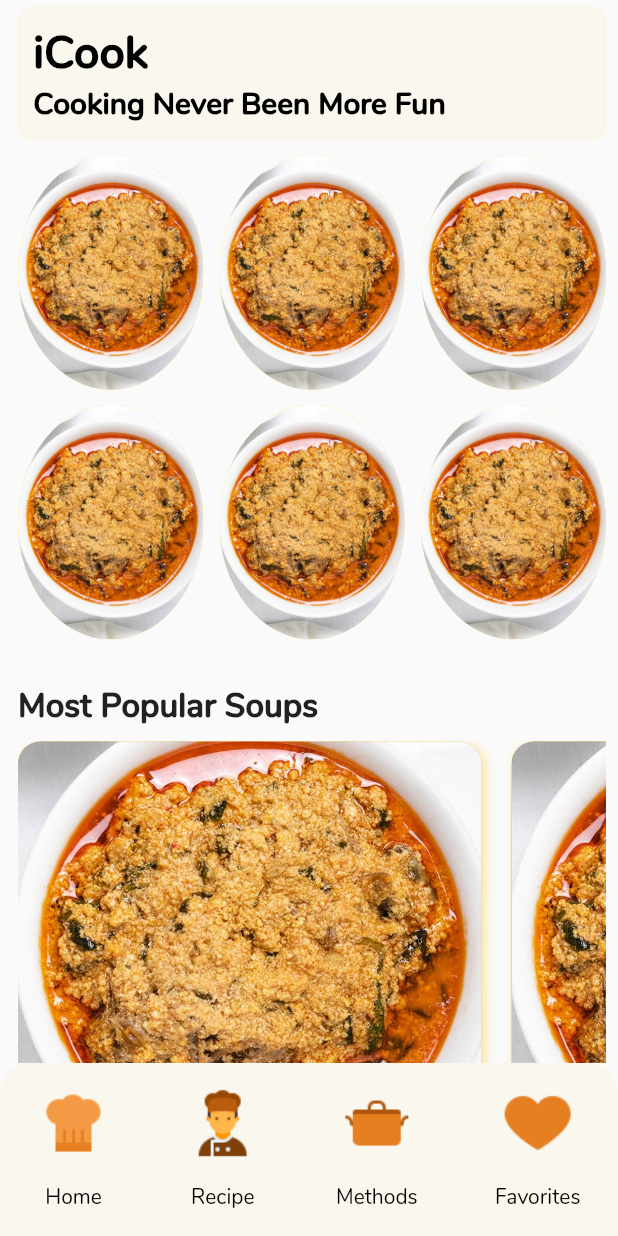
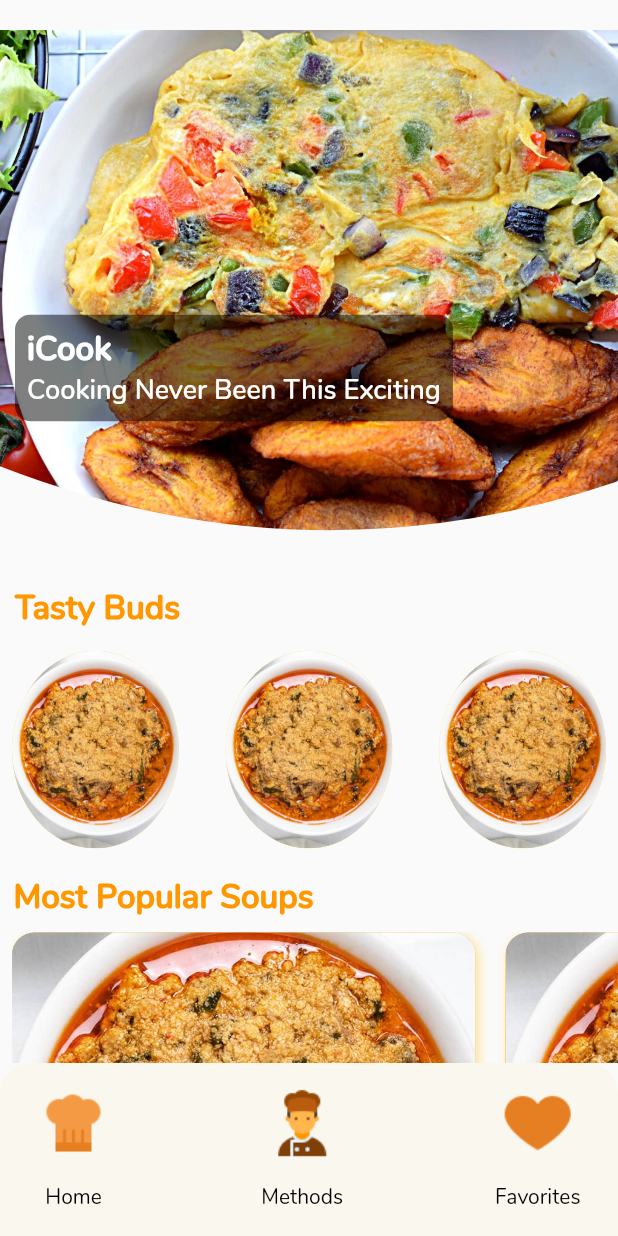
Before and after one commit to passcarlean/cook_app, a Flutter app: the HomeScreen screen opened directly, on a phone screen of 412 x 824 dp. Run offline on Flutter 3.47's test engine with Material 2 defaults, Android fonts, the light colour scheme and no system bars; missing offline and left inert: custom_splash.

Commit message:
feat: Final HomeScreen

```diff
--- a/cook_app/lib/main.dart
+++ b/cook_app/lib/main.dart
@@ -34,7 +34,7 @@ class _CookAppState extends State<CookApp> {
   Widget build(BuildContext context) {
 
     return Scaffold(
-      body: SecondScreen()
+      body: HomeScreen()
     );
   }
 }
--- a/cook_app/lib/navigation/bottomnav.dart
+++ b/cook_app/lib/navigation/bottomnav.dart
@@ -34,16 +34,10 @@ class BottomNav extends StatelessWidget {
           ),
           NavBarMenu(
             img: 'assets/images/chef.png',
-            title: 'Recipe',
+            title: 'Methods',
             press: () {Navigator.pushReplacement(context, MaterialPageRoute(builder: (context) => HomeScreen()));},
           ),
-          NavBarMenu(
-            img: 'assets/images/cooking.png',
-            title: 'Methods',
-            press: () {
-              Navigator.pushReplacement(context, MaterialPageRoute(builder: (context) => HomeScreen()));
-            },
-          ),
+
           NavBarMenu(
             img: 'assets/images/heart.png',
             title: 'Favorites',
--- a/cook_app/lib/screens/home_screen.dart
+++ b/cook_app/lib/screens/home_screen.dart
@@ -10,19 +10,18 @@ class HomeScreen extends StatefulWidget {
 }
 
 class _HomeScreenState extends State<HomeScreen> {
-
   Future<bool> _onWillPop() async {
     return (await showDialog(
           context: context,
           builder: (context) => new AlertDialog(
-        title: new Text('Are you sure?',
-        style: TextStyle(
-          fontWeight: FontWeight.w500
-        ),),
-        content: new Text('Do you want to exit iCook App',
-          style: TextStyle(
-              fontWeight: FontWeight.w400
-          ),),
+            title: new Text(
+              'Are you sure?',
+              style: TextStyle(fontWeight: FontWeight.w500),
+            ),
+            content: new Text(
+              'Do you want to exit iCook App',
+              style: TextStyle(fontWeight: FontWeight.w400),
+            ),
             actions: <Widget>[
               new FlatButton(
                 onPressed: () => Navigator.of(context).pop(false),
@@ -34,7 +33,8 @@ class _HomeScreenState extends State<HomeScreen> {
               ),
             ],
           ),
-    )) ?? false;
+        )) ??
+        false;
   }
 
   @override
@@ -46,78 +46,100 @@ class _HomeScreenState extends State<HomeScreen> {
       child: Scaffold(
         bottomNavigationBar: BottomNav(),
         body: SingleChildScrollView(
-          child: Padding(
-            padding: const EdgeInsets.only(right: 8.0, left: 12.0),
           child: Column(
             crossAxisAlignment: CrossAxisAlignment.start,
             children: <Widget>[
-                SizedBox(height: 5),
-                Container(
-                  width: double.infinity,
+              SizedBox(height: 20),
+              ClipPath(
+                clipper: MainClipper(),
+                child: Container(
+                  padding: EdgeInsets.only(bottom: 100.0, right: 40.0),
+                  width: query.size.width,
+                  height: query.size.height * 0.45,
                   decoration: BoxDecoration(
-                    borderRadius: BorderRadius.circular(10.0),
-                    color: Colors.amber.withOpacity(.05),
-                    border: Border.all(
-                      color: Colors.amber.withOpacity(.55),
-                      width: 0.1,
+                    image: DecorationImage(
+                      image: AssetImage('assets/images/food.png'),
+                      fit: BoxFit.cover,
                     ),
                   ),
+                  child: Column(
+                    crossAxisAlignment: CrossAxisAlignment.start,
+                    mainAxisAlignment: MainAxisAlignment.end,
+                    children: <Widget>[
+                      Padding(
+                        padding: const EdgeInsets.all(10.0),
+                        child: Container(
+                          decoration: BoxDecoration(
+                              color: Colors.black.withOpacity(.5),
+                              borderRadius: BorderRadius.circular(10)),
                           child: Padding(
-                    padding: const EdgeInsets.all(10.0),
+                            padding: const EdgeInsets.all(8.0),
                             child: Column(
+                              mainAxisAlignment: MainAxisAlignment.end,
                               crossAxisAlignment: CrossAxisAlignment.start,
                               children: <Widget>[
                                 Text('iCook',
-                            style: TextStyle (
-                              fontSize: 30,
-                              fontWeight: FontWeight.w900,
-                              color: Colors.black,
-                            )
-                        ),
-                        Text('Cooking Never Been More Fun',
-                            style: TextStyle (
-                              fontSize: 20,
-                              fontWeight: FontWeight.w900,
-                              color: Colors.black,
+                                    style: TextStyle(
+                                      fontSize: 22,
+                                      fontWeight: FontWeight.w800,
+                                      color: Colors.white
+                                    )),
+                                    Text('Cooking Never Been This Exciting',
+                                    style: TextStyle(
+                                      fontSize: 18,
+                                      fontWeight: FontWeight.w600,
+                                      color: Colors.white
                                     )),
                               ],
                             ),
                           ),
                         ),
-                SizedBox(height: 10),
-                Row(
+                      ),
+                    ],
+                  ),
+                ),
+              ),
+              Padding(
+                padding: const EdgeInsets.only(left: 10.0, bottom: 5.0),
+                child: Text('Tasty Buds',
+                    style: TextStyle(
+                        fontSize: 22,
+                        fontWeight: FontWeight.w800,
+                        color: Colors.orange)),
+              ),
+              Padding(
+                padding: const EdgeInsets.all(8.0),
+                child: Row(
                   mainAxisAlignment: MainAxisAlignment.spaceBetween,
                   children: <Widget>[
-                    OvalImages(query: query,
-                      png: 'assets/images/Egusi.jpg',),
-                    OvalImages(query: query,
-                      png: 'assets/images/Egusi.jpg',),
-                    OvalImages(query: query,
-                      png: 'assets/images/Egusi.jpg',),
+                    OvalImages(
+                      query: query,
+                      png: 'assets/images/Egusi.jpg',
+                    ),
+                    OvalImages(
+                      query: query,
+                      png: 'assets/images/Egusi.jpg',
+                    ),
+                    OvalImages(
+                      query: query,
+                      png: 'assets/images/Egusi.jpg',
+                    ),
                   ],
                 ),
+              ),
               SizedBox(height: 10),
-                Row(
-                  mainAxisAlignment: MainAxisAlignment.spaceBetween,
-                  children: <Widget>[
-                    OvalImages(query: query,
-                      png: 'assets/images/Egusi.jpg',),
-                    OvalImages(query: query,
-                      png: 'assets/images/Egusi.jpg',),
-                    OvalImages(query: query,
-                      png: 'assets/images/Egusi.jpg',),
-                  ],
-                ),
-
-                SizedBox(height: 30),
-                Text('Most Popular Soups',
-                    style: TextStyle (
+              Padding(
+                padding: const EdgeInsets.only(left: 9.0),
+                child: Text('Most Popular Soups',
+                    style: TextStyle(
                         fontSize: 22,
                         fontWeight: FontWeight.w800,
-                    )
+                        color: Colors.orange)),
               ),
               SizedBox(height: 8),
-                Container(
+              Padding(
+                padding: const EdgeInsets.only(left: 8.0),
+                child: Container(
                   height: query.size.height * 0.43,
                   child: ListView(
                     scrollDirection: Axis.horizontal,
@@ -125,52 +147,62 @@ class _HomeScreenState extends State<HomeScreen> {
                       Row(
                         crossAxisAlignment: CrossAxisAlignment.start,
                         children: <Widget>[
-                          FoodCard(query: query,
+                          FoodCard(
+                            query: query,
                             title: 'Melon Soup',
                             img: 'assets/images/Egusi.jpg',
                           ),
                           SizedBox(width: 10),
-                          FoodCard(query: query,
+                          FoodCard(
+                            query: query,
                             title: 'Melon Soup',
                             img: 'assets/images/Egusi.jpg',
                           ),
                           SizedBox(width: 10),
-                          FoodCard(query: query,
+                          FoodCard(
+                            query: query,
                             title: 'Melon Soup',
                             img: 'assets/images/Egusi.jpg',
                           ),
                           SizedBox(width: 10),
-                          FoodCard(query: query,
+                          FoodCard(
+                            query: query,
                             title: 'Melon Soup',
                             img: 'assets/images/Egusi.jpg',
                           ),
                           SizedBox(width: 10),
-                          FoodCard(query: query,
+                          FoodCard(
+                            query: query,
                             title: 'Melon Soup',
                             img: 'assets/images/Egusi.jpg',
                           ),
                           SizedBox(width: 10),
-                          FoodCard(query: query,
+                          FoodCard(
+                            query: query,
                             title: 'Melon Soup',
                             img: 'assets/images/Egusi.jpg',
                           ),
                           SizedBox(width: 10),
-                          FoodCard(query: query,
+                          FoodCard(
+                            query: query,
                             title: 'Melon Soup',
                             img: 'assets/images/Egusi.jpg',
                           ),
                           SizedBox(width: 10),
-                          FoodCard(query: query,
+                          FoodCard(
+                            query: query,
                             title: 'Melon Soup',
                             img: 'assets/images/Egusi.jpg',
                           ),
                           SizedBox(width: 10),
-                          FoodCard(query: query,
+                          FoodCard(
+                            query: query,
                             title: 'Melon Soup',
                             img: 'assets/images/Egusi.jpg',
                           ),
                           SizedBox(width: 10),
-                          FoodCard(query: query,
+                          FoodCard(
+                            query: query,
                             title: 'Melon Soup',
                             img: 'assets/images/Egusi.jpg',
                           ),
@@ -179,21 +211,21 @@ class _HomeScreenState extends State<HomeScreen> {
                     ],
                   ),
                 ),
+              ),
             ],
-            ),
           ),
         ),
       ),
     );
   }
-
 }
 
 class OvalImages extends StatelessWidget {
   final String png;
   const OvalImages({
     Key key,
-    @required this.query, this.png,
+    @required this.query,
+    this.png,
   }) : super(key: key);
 
   final MediaQueryData query;
@@ -202,8 +234,8 @@ class OvalImages extends StatelessWidget {
   Widget build(BuildContext context) {
     return ClipOval(
       child: Container(
-        height: query.size.height * 0.19,
-        width: query.size.width * 0.30,
+        height: query.size.height * 0.160,
+        width: query.size.width * 0.27,
         decoration: BoxDecoration(
           color: Colors.amberAccent,
           image: DecorationImage(
@@ -222,7 +254,10 @@ class FoodCard extends StatelessWidget {
   final String img;
   const FoodCard({
     Key key,
-    @required this.query, this.title, this.subtitle, this.img,
+    @required this.query,
+    this.title,
+    this.subtitle,
+    this.img,
   }) : super(key: key);
 
   final MediaQueryData query;
@@ -253,7 +288,7 @@ class FoodCard extends StatelessWidget {
           fit: BoxFit.cover,
         ),
       ),
-      child: Column (
+      child: Column(
         crossAxisAlignment: CrossAxisAlignment.start,
         mainAxisAlignment: MainAxisAlignment.end,
         children: <Widget>[
@@ -262,16 +297,15 @@ class FoodCard extends StatelessWidget {
             child: Container(
               decoration: BoxDecoration(
                   color: Colors.white.withOpacity(.8),
-                borderRadius: BorderRadius.circular(10)
-              ),
+                  borderRadius: BorderRadius.circular(10)),
               child: Padding(
                 padding: const EdgeInsets.all(8.0),
-                child: Column (
+                child: Column(
                   mainAxisAlignment: MainAxisAlignment.end,
                   crossAxisAlignment: CrossAxisAlignment.start,
                   children: <Widget>[
-                    Text (title,
-                        style: TextStyle (
+                    Text(title,
+                        style: TextStyle(
                           fontSize: 22,
                           fontWeight: FontWeight.w800,
                         )),
@@ -292,7 +326,7 @@ class MainClipper extends CustomClipper<Path> {
     var path = Path();
     path.lineTo(0, size.height - 80);
     path.quadraticBezierTo(
-        size.width / 2, size.height, size.width, size.height - 78);
+        size.width / 2, size.height, size.width, size.height - 70);
     path.lineTo(size.width, 0);
     path.close();
     return path;
```
Also changed, not shown: cook_app/assets/images/food.png (added), 37 other files. Lines whose indentation alone changed are shown as unchanged.
